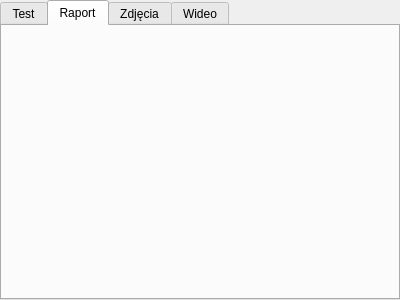
Qt form app/testtabswidget.ui (wiacekmarcin/StanowiskoChemiczne) before a commit.
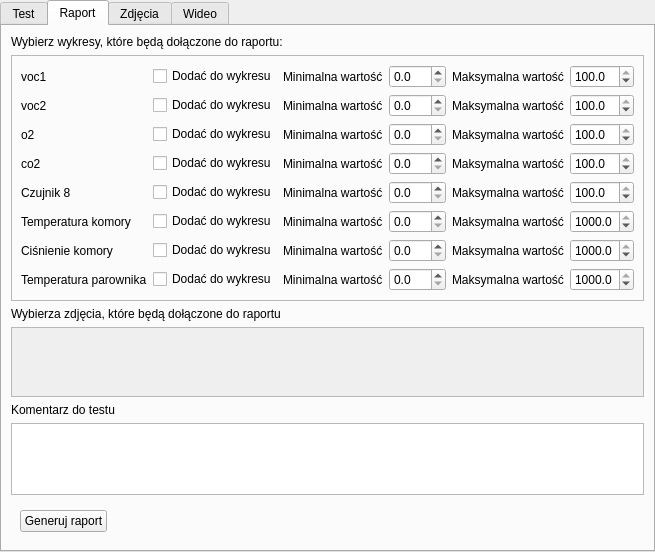
The same form after that commit. The open tabs and pages were chosen to show the change. Custom widgets are drawn as their Qt base class.

Commit message: Dodano zdjecia i wykresy do raportu

Patch:
```diff
--- a/app/testtabswidget.ui
+++ b/app/testtabswidget.ui
@@ -6,8 +6,8 @@
    <rect>
     <x>0</x>
     <y>0</y>
-    <width>400</width>
-    <height>300</height>
+    <width>595</width>
+    <height>538</height>
    </rect>
   </property>
   <property name="windowTitle">
@@ -48,6 +48,772 @@
       <attribute name="title">
        <string>Raport</string>
       </attribute>
+      <layout class="QVBoxLayout" name="verticalLayout_3">
+       <item>
+        <widget class="QLabel" name="label">
+         <property name="text">
+          <string>Wybierz wykresy, które będą dołączone do raportu:</string>
+         </property>
+        </widget>
+       </item>
+       <item>
+        <widget class="QFrame" name="frame_2">
+         <property name="frameShape">
+          <enum>QFrame::StyledPanel</enum>
+         </property>
+         <property name="frameShadow">
+          <enum>QFrame::Raised</enum>
+         </property>
+         <layout class="QGridLayout" name="gridLayout">
+          <item row="2" column="2">
+           <widget class="QCheckBox" name="check_AddPdf_3">
+            <property name="text">
+             <string>Dodać do wykresu</string>
+            </property>
+           </widget>
+          </item>
+          <item row="7" column="1">
+           <spacer name="hs1_8">
+            <property name="orientation">
+             <enum>Qt::Horizontal</enum>
+            </property>
+            <property name="sizeHint" stdset="0">
+             <size>
+              <width>57</width>
+              <height>20</height>
+             </size>
+            </property>
+           </spacer>
+          </item>
+          <item row="1" column="8">
+           <widget class="QDoubleSpinBox" name="dbmax_2">
+            <property name="decimals">
+             <number>1</number>
+            </property>
+            <property name="value">
+             <double>100.000000000000000</double>
+            </property>
+           </widget>
+          </item>
+          <item row="7" column="7">
+           <widget class="QLabel" name="lmax_8">
+            <property name="text">
+             <string>Maksymalna wartość</string>
+            </property>
+           </widget>
+          </item>
+          <item row="4" column="8">
+           <widget class="QDoubleSpinBox" name="dbmax_5">
+            <property name="decimals">
+             <number>1</number>
+            </property>
+            <property name="value">
+             <double>100.000000000000000</double>
+            </property>
+           </widget>
+          </item>
+          <item row="1" column="4">
+           <widget class="QLabel" name="lmin_2">
+            <property name="text">
+             <string>Minimalna wartość</string>
+            </property>
+           </widget>
+          </item>
+          <item row="1" column="7">
+           <widget class="QLabel" name="lmax_2">
+            <property name="text">
+             <string>Maksymalna wartość</string>
+            </property>
+           </widget>
+          </item>
+          <item row="1" column="3">
+           <spacer name="hs2_2">
+            <property name="orientation">
+             <enum>Qt::Horizontal</enum>
+            </property>
+            <property name="sizeHint" stdset="0">
+             <size>
+              <width>56</width>
+              <height>20</height>
+             </size>
+            </property>
+           </spacer>
+          </item>
+          <item row="1" column="5">
+           <widget class="QDoubleSpinBox" name="dbmin_2">
+            <property name="decimals">
+             <number>1</number>
+            </property>
+           </widget>
+          </item>
+          <item row="3" column="5">
+           <widget class="QDoubleSpinBox" name="dbmin_4">
+            <property name="decimals">
+             <number>1</number>
+            </property>
+           </widget>
+          </item>
+          <item row="2" column="3">
+           <spacer name="hs2_3">
+            <property name="orientation">
+             <enum>Qt::Horizontal</enum>
+            </property>
+            <property name="sizeHint" stdset="0">
+             <size>
+              <width>56</width>
+              <height>20</height>
+             </size>
+            </property>
+           </spacer>
+          </item>
+          <item row="5" column="5">
+           <widget class="QDoubleSpinBox" name="dbmin_6">
+            <property name="decimals">
+             <number>1</number>
+            </property>
+           </widget>
+          </item>
+          <item row="6" column="8">
+           <widget class="QDoubleSpinBox" name="dbmax_7">
+            <property name="decimals">
+             <number>1</number>
+            </property>
+            <property name="maximum">
+             <double>1000.000000000000000</double>
+            </property>
+            <property name="value">
+             <double>1000.000000000000000</double>
+            </property>
+           </widget>
+          </item>
+          <item row="2" column="4">
+           <widget class="QLabel" name="lmin_3">
+            <property name="text">
+             <string>Minimalna wartość</string>
+            </property>
+           </widget>
+          </item>
+          <item row="2" column="5">
+           <widget class="QDoubleSpinBox" name="dbmin_3">
+            <property name="decimals">
+             <number>1</number>
+            </property>
+           </widget>
+          </item>
+          <item row="0" column="5">
+           <widget class="QDoubleSpinBox" name="dbmin_1">
+            <property name="decimals">
+             <number>1</number>
+            </property>
+           </widget>
+          </item>
+          <item row="3" column="3">
+           <spacer name="hs2_4">
+            <property name="orientation">
+             <enum>Qt::Horizontal</enum>
+            </property>
+            <property name="sizeHint" stdset="0">
+             <size>
+              <width>56</width>
+              <height>20</height>
+             </size>
+            </property>
+           </spacer>
+          </item>
+          <item row="7" column="8">
+           <widget class="QDoubleSpinBox" name="dbmax_8">
+            <property name="decimals">
+             <number>1</number>
+            </property>
+            <property name="maximum">
+             <double>1000.000000000000000</double>
+            </property>
+            <property name="value">
+             <double>1000.000000000000000</double>
+            </property>
+           </widget>
+          </item>
+          <item row="4" column="3">
+           <spacer name="hs2_5">
+            <property name="orientation">
+             <enum>Qt::Horizontal</enum>
+            </property>
+            <property name="sizeHint" stdset="0">
+             <size>
+              <width>56</width>
+              <height>20</height>
+             </size>
+            </property>
+           </spacer>
+          </item>
+          <item row="2" column="8">
+           <widget class="QDoubleSpinBox" name="dbmax_3">
+            <property name="decimals">
+             <number>1</number>
+            </property>
+            <property name="value">
+             <double>100.000000000000000</double>
+            </property>
+           </widget>
+          </item>
+          <item row="4" column="7">
+           <widget class="QLabel" name="lmax_5">
+            <property name="text">
+             <string>Maksymalna wartość</string>
+            </property>
+           </widget>
+          </item>
+          <item row="6" column="0">
+           <widget class="QLabel" name="title_7">
+            <property name="text">
+             <string>Ciśnienie komory</string>
+            </property>
+           </widget>
+          </item>
+          <item row="3" column="4">
+           <widget class="QLabel" name="lmin_4">
+            <property name="text">
+             <string>Minimalna wartość</string>
+            </property>
+           </widget>
+          </item>
+          <item row="4" column="6">
+           <spacer name="hs3_5">
+            <property name="orientation">
+             <enum>Qt::Horizontal</enum>
+            </property>
+            <property name="sizeHint" stdset="0">
+             <size>
+              <width>57</width>
+              <height>20</height>
+             </size>
+            </property>
+           </spacer>
+          </item>
+          <item row="5" column="0">
+           <widget class="QLabel" name="title_6">
+            <property name="text">
+             <string>Temperatura komory</string>
+            </property>
+           </widget>
+          </item>
+          <item row="5" column="4">
+           <widget class="QLabel" name="lmin_6">
+            <property name="text">
+             <string>Minimalna wartość</string>
+            </property>
+           </widget>
+          </item>
+          <item row="7" column="6">
+           <spacer name="hs3_8">
+            <property name="orientation">
+             <enum>Qt::Horizontal</enum>
+            </property>
+            <property name="sizeHint" stdset="0">
+             <size>
+              <width>57</width>
+              <height>20</height>
+             </size>
+            </property>
+           </spacer>
+          </item>
+          <item row="6" column="4">
+           <widget class="QLabel" name="lmin_7">
+            <property name="text">
+             <string>Minimalna wartość</string>
+            </property>
+           </widget>
+          </item>
+          <item row="2" column="1">
+           <spacer name="hs1_3">
+            <property name="orientation">
+             <enum>Qt::Horizontal</enum>
+            </property>
+            <property name="sizeHint" stdset="0">
+             <size>
+              <width>57</width>
+              <height>20</height>
+             </size>
+            </property>
+           </spacer>
+          </item>
+          <item row="3" column="8">
+           <widget class="QDoubleSpinBox" name="dbmax_4">
+            <property name="decimals">
+             <number>1</number>
+            </property>
+            <property name="value">
+             <double>100.000000000000000</double>
+            </property>
+           </widget>
+          </item>
+          <item row="0" column="0">
+           <widget class="QLabel" name="title_1">
+            <property name="text">
+             <string>voc1</string>
+            </property>
+           </widget>
+          </item>
+          <item row="7" column="4">
+           <widget class="QLabel" name="lmin_8">
+            <property name="text">
+             <string>Minimalna wartość</string>
+            </property>
+           </widget>
+          </item>
+          <item row="3" column="1">
+           <spacer name="hs1_4">
+            <property name="orientation">
+             <enum>Qt::Horizontal</enum>
+            </property>
+            <property name="sizeHint" stdset="0">
+             <size>
+              <width>57</width>
+              <height>20</height>
+             </size>
+            </property>
+           </spacer>
+          </item>
+          <item row="7" column="3">
+           <spacer name="hs2_8">
+            <property name="orientation">
+             <enum>Qt::Horizontal</enum>
+            </property>
+            <property name="sizeHint" stdset="0">
+             <size>
+              <width>56</width>
+              <height>20</height>
+             </size>
+            </property>
+           </spacer>
+          </item>
+          <item row="4" column="5">
+           <widget class="QDoubleSpinBox" name="dbmin_5">
+            <property name="decimals">
+             <number>1</number>
+            </property>
+           </widget>
+          </item>
+          <item row="4" column="2">
+           <widget class="QCheckBox" name="check_AddPdf_5">
+            <property name="text">
+             <string>Dodać do wykresu</string>
+            </property>
+           </widget>
+          </item>
+          <item row="4" column="4">
+           <widget class="QLabel" name="lmin_5">
+            <property name="text">
+             <string>Minimalna wartość</string>
+            </property>
+           </widget>
+          </item>
+          <item row="4" column="1">
+           <spacer name="hs1_5">
+            <property name="orientation">
+             <enum>Qt::Horizontal</enum>
+            </property>
+            <property name="sizeHint" stdset="0">
+             <size>
+              <width>57</width>
+              <height>20</height>
+             </size>
+            </property>
+           </spacer>
+          </item>
+          <item row="7" column="5">
+           <widget class="QDoubleSpinBox" name="dbmin_8">
+            <property name="decimals">
+             <number>1</number>
+            </property>
+           </widget>
+          </item>
+          <item row="3" column="7">
+           <widget class="QLabel" name="lmax_4">
+            <property name="text">
+             <string>Maksymalna wartość</string>
+            </property>
+           </widget>
+          </item>
+          <item row="1" column="1">
+           <spacer name="hs1_2">
+            <property name="orientation">
+             <enum>Qt::Horizontal</enum>
+            </property>
+            <property name="sizeHint" stdset="0">
+             <size>
+              <width>57</width>
+              <height>20</height>
+             </size>
+            </property>
+           </spacer>
+          </item>
+          <item row="3" column="2">
+           <widget class="QCheckBox" name="check_AddPdf_4">
+            <property name="text">
+             <string>Dodać do wykresu</string>
+            </property>
+           </widget>
+          </item>
+          <item row="5" column="3">
+           <spacer name="hs2_6">
+            <property name="orientation">
+             <enum>Qt::Horizontal</enum>
+            </property>
+            <property name="sizeHint" stdset="0">
+             <size>
+              <width>56</width>
+              <height>20</height>
+             </size>
+            </property>
+           </spacer>
+          </item>
+          <item row="4" column="0">
+           <widget class="QLabel" name="title_5">
+            <property name="text">
+             <string>Czujnik 8</string>
+            </property>
+           </widget>
+          </item>
+          <item row="5" column="6">
+           <spacer name="hs3_6">
+            <property name="orientation">
+             <enum>Qt::Horizontal</enum>
+            </property>
+            <property name="sizeHint" stdset="0">
+             <size>
+              <width>57</width>
+              <height>20</height>
+             </size>
+            </property>
+           </spacer>
+          </item>
+          <item row="2" column="6">
+           <spacer name="hs3_3">
+            <property name="orientation">
+             <enum>Qt::Horizontal</enum>
+            </property>
+            <property name="sizeHint" stdset="0">
+             <size>
+              <width>57</width>
+              <height>20</height>
+             </size>
+            </property>
+           </spacer>
+          </item>
+          <item row="5" column="8">
+           <widget class="QDoubleSpinBox" name="dbmax_6">
+            <property name="decimals">
+             <number>1</number>
+            </property>
+            <property name="maximum">
+             <double>1000.000000000000000</double>
+            </property>
+            <property name="value">
+             <double>1000.000000000000000</double>
+            </property>
+           </widget>
+          </item>
+          <item row="0" column="4">
+           <widget class="QLabel" name="lmin_1">
+            <property name="text">
+             <string>Minimalna wartość</string>
+            </property>
+           </widget>
+          </item>
+          <item row="1" column="0">
+           <widget class="QLabel" name="title_2">
+            <property name="text">
+             <string>voc2</string>
+            </property>
+           </widget>
+          </item>
+          <item row="7" column="2">
+           <widget class="QCheckBox" name="check_AddPdf_8">
+            <property name="text">
+             <string>Dodać do wykresu</string>
+            </property>
+           </widget>
+          </item>
+          <item row="3" column="6">
+           <spacer name="hs3_4">
+            <property name="orientation">
+             <enum>Qt::Horizontal</enum>
+            </property>
+            <property name="sizeHint" stdset="0">
+             <size>
+              <width>57</width>
+              <height>20</height>
+             </size>
+            </property>
+           </spacer>
+          </item>
+          <item row="3" column="0">
+           <widget class="QLabel" name="title_3">
+            <property name="text">
+             <string>co2</string>
+            </property>
+           </widget>
+          </item>
+          <item row="5" column="1">
+           <spacer name="hs1_6">
+            <property name="orientation">
+             <enum>Qt::Horizontal</enum>
+            </property>
+            <property name="sizeHint" stdset="0">
+             <size>
+              <width>57</width>
+              <height>20</height>
+             </size>
+            </property>
+           </spacer>
+          </item>
+          <item row="1" column="2">
+           <widget class="QCheckBox" name="check_AddPdf_2">
+            <property name="text">
+             <string>Dodać do wykresu</string>
+            </property>
+           </widget>
+          </item>
+          <item row="5" column="7">
+           <widget class="QLabel" name="lmax_6">
+            <property name="text">
+             <string>Maksymalna wartość</string>
+            </property>
+           </widget>
+          </item>
+          <item row="6" column="3">
+           <spacer name="hs2_7">
+            <property name="orientation">
+             <enum>Qt::Horizontal</enum>
+            </property>
+            <property name="sizeHint" stdset="0">
+             <size>
+              <width>56</width>
+              <height>20</height>
+             </size>
+            </property>
+           </spacer>
+          </item>
+          <item row="0" column="7">
+           <widget class="QLabel" name="lmax_1">
+            <property name="text">
+             <string>Maksymalna wartość</string>
+            </property>
+           </widget>
+          </item>
+          <item row="7" column="0">
+           <widget class="QLabel" name="title_8">
+            <property name="text">
+             <string>Temperatura parownika</string>
+            </property>
+           </widget>
+          </item>
+          <item row="6" column="7">
+           <widget class="QLabel" name="lmax_7">
+            <property name="text">
+             <string>Maksymalna wartość</string>
+            </property>
+           </widget>
+          </item>
+          <item row="0" column="6">
+           <spacer name="hs3_1">
+            <property name="orientation">
+             <enum>Qt::Horizontal</enum>
+            </property>
+            <property name="sizeHint" stdset="0">
+             <size>
+              <width>57</width>
+              <height>20</height>
+             </size>
+            </property>
+           </spacer>
+          </item>
+          <item row="2" column="7">
+           <widget class="QLabel" name="lmax_3">
+            <property name="text">
+             <string>Maksymalna wartość</string>
+            </property>
+           </widget>
+          </item>
+          <item row="1" column="6">
+           <spacer name="hs3_2">
+            <property name="orientation">
+             <enum>Qt::Horizontal</enum>
+            </property>
+            <property name="sizeHint" stdset="0">
+             <size>
+              <width>57</width>
+              <height>20</height>
+             </size>
+            </property>
+           </spacer>
+          </item>
+          <item row="6" column="2">
+           <widget class="QCheckBox" name="check_AddPdf_7">
+            <property name="text">
+             <string>Dodać do wykresu</string>
+            </property>
+           </widget>
+          </item>
+          <item row="2" column="0">
+           <widget class="QLabel" name="title_1">
+            <property name="text">
+             <string>o2</string>
+            </property>
+           </widget>
+          </item>
+          <item row="0" column="8">
+           <widget class="QDoubleSpinBox" name="dbmax_1">
+            <property name="decimals">
+             <number>1</number>
+            </property>
+            <property name="value">
+             <double>100.000000000000000</double>
+            </property>
+           </widget>
+          </item>
+          <item row="6" column="6">
+           <spacer name="hs3_7">
+            <property name="orientation">
+             <enum>Qt::Horizontal</enum>
+            </property>
+            <property name="sizeHint" stdset="0">
+             <size>
+              <width>57</width>
+              <height>20</height>
+             </size>
+            </property>
+           </spacer>
+          </item>
+          <item row="0" column="3">
+           <spacer name="hs2_1">
+            <property name="orientation">
+             <enum>Qt::Horizontal</enum>
+            </property>
+            <property name="sizeHint" stdset="0">
+             <size>
+              <width>56</width>
+              <height>20</height>
+             </size>
+            </property>
+           </spacer>
+          </item>
+          <item row="6" column="5">
+           <widget class="QDoubleSpinBox" name="dbmin_7">
+            <property name="decimals">
+             <number>1</number>
+            </property>
+           </widget>
+          </item>
+          <item row="0" column="2">
+           <widget class="QCheckBox" name="check_AddPdf_1">
+            <property name="text">
+             <string>Dodać do wykresu</string>
+            </property>
+           </widget>
+          </item>
+          <item row="5" column="2">
+           <widget class="QCheckBox" name="check_AddPdf_6">
+            <property name="text">
+             <string>Dodać do wykresu</string>
+            </property>
+           </widget>
+          </item>
+          <item row="6" column="1">
+           <spacer name="hs1_7">
+            <property name="orientation">
+             <enum>Qt::Horizontal</enum>
+            </property>
+            <property name="sizeHint" stdset="0">
+             <size>
+              <width>57</width>
+              <height>20</height>
+             </size>
+            </property>
+           </spacer>
+          </item>
+          <item row="0" column="1">
+           <spacer name="hs1_1">
+            <property name="orientation">
+             <enum>Qt::Horizontal</enum>
+            </property>
+            <property name="sizeHint" stdset="0">
+             <size>
+              <width>57</width>
+              <height>20</height>
+             </size>
+            </property>
+           </spacer>
+          </item>
+         </layout>
+        </widget>
+       </item>
+       <item>
+        <widget class="QLabel" name="label_2">
+         <property name="text">
+          <string>Wybierza zdjęcia, które będą dołączone do raportu</string>
+         </property>
+        </widget>
+       </item>
+       <item>
+        <widget class="QScrollArea" name="scrollArea_2">
+         <property name="verticalScrollBarPolicy">
+          <enum>Qt::ScrollBarAlwaysOff</enum>
+         </property>
+         <property name="widgetResizable">
+          <bool>true</bool>
+         </property>
+         <widget class="QWidget" name="scrollAreaWidgetContents_2">
+          <property name="geometry">
+           <rect>
+            <x>0</x>
+            <y>0</y>
+            <width>577</width>
+            <height>49</height>
+           </rect>
+          </property>
+          <layout class="QGridLayout" name="gridLayoutCheckbox"/>
+         </widget>
+        </widget>
+       </item>
+       <item>
+        <widget class="QLabel" name="label_3">
+         <property name="text">
+          <string>Komentarz do testu</string>
+         </property>
+        </widget>
+       </item>
+       <item>
+        <widget class="QTextEdit" name="pdfComment"/>
+       </item>
+       <item>
+        <widget class="QWidget" name="widget" native="true">
+         <layout class="QHBoxLayout" name="horizontalLayout_2">
+          <item>
+           <widget class="QPushButton" name="pbCreateRaport">
+            <property name="text">
+             <string>Generuj raport</string>
+            </property>
+           </widget>
+          </item>
+          <item>
+           <spacer name="horizontalSpacer_3">
+            <property name="orientation">
+             <enum>Qt::Horizontal</enum>
+            </property>
+            <property name="sizeHint" stdset="0">
+             <size>
+              <width>480</width>
+              <height>20</height>
+             </size>
+            </property>
+           </spacer>
+          </item>
+         </layout>
+        </widget>
+       </item>
+      </layout>
      </widget>
      <widget class="QWidget" name="tabFoto">
       <property name="enabled">
```
Left out of the diff: 71 changed lines with no effect on the pictures. The commit also changes 31 other files.
